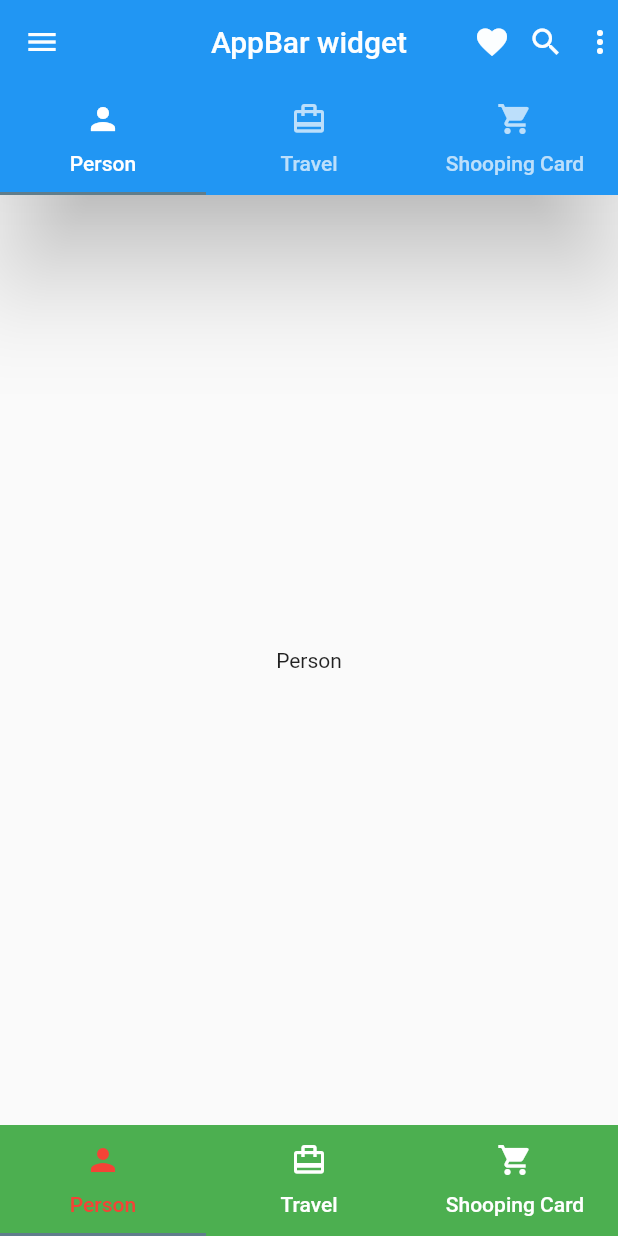
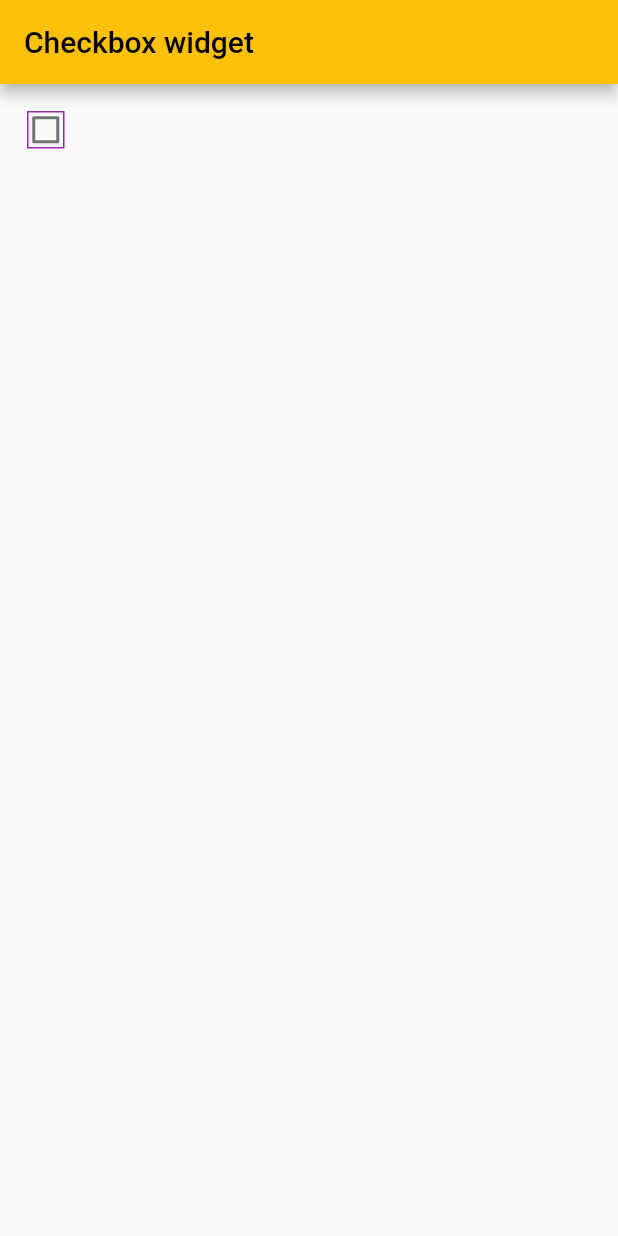
Before and after one commit to rafisgithub/flutter, a Flutter app: the screen it shows after launch, on a phone screen of 412 x 824 dp. Run offline on Flutter 3.47's test engine with Material 2 defaults, Android fonts, the phone set to English and light mode, and no system bars.

Commit message:
CheckBox

```diff
--- a/lib/main.dart
+++ b/lib/main.dart
@@ -1,113 +1,56 @@
+import 'package:flutter/foundation.dart';
 import 'package:flutter/material.dart';
 
 void main(){
-  runApp(MyApp());
+  runApp(MaterialApp(
+    title: 'flutter Basics',
+    theme: ThemeData(
+      primarySwatch: Colors.amber,
+    ),
+    home: Scaffold(
+      appBar: AppBar(
+        title: Text("Checkbox widget"),
+      ),
+      body: MyApp(),
+    ),
+  ));
 }
 class MyApp extends StatefulWidget {
-  const MyApp({super.key});
+
 
   @override
   State<MyApp> createState() => _MyAppState();
 }
 
-class _MyAppState extends State<MyApp> with SingleTickerProviderStateMixin {
-//  late TabController _tabController;
-  @override
-  void initState() {
-    // _tabController = TabController(length: 3, vsync: this);
-    super.initState();
-  }
+class _MyAppState extends State<MyApp> {
+  // const MyApp({super.key});
+  bool _cValue = false;
+
   @override
   Widget build(BuildContext context) {
-    return MaterialApp(
-      debugShowCheckedModeBanner: false,
-      title: 'flutter Basics',
-      theme: ThemeData(
-        primarySwatch: Colors.blueGrey,
-      ),
-      home: DefaultTabController(
-        length: 3,
-        child: Scaffold(
-          appBar: AppBar(
-            backgroundColor: Colors.blue,
-            title: Text('AppBar widget'),
-            centerTitle: true,
-            elevation: 30.0,
-            shadowColor: Colors.black,
-            toolbarOpacity: 0.9,
-            // toolbarHeight: 100,
-            // shape: RoundedRectangleBorder(borderRadius: BorderRadius.circular(10)),
-          leading: Icon(Icons.menu),
-          actions: [
-            Icon(Icons.favorite),
-            IconButton(
-              onPressed: (){
-                print("search");
-              },
-              icon: Icon(Icons.search),
-            ),
-            Icon(Icons.more_vert),
-          ],
-          bottom: TabBar(
-            // controller: _tabController,
-            tabs: const [
-              Tab(
-                icon: Icon(Icons.person),
-                text: 'Person',
-              ),
-              Tab(
-                icon: Icon(Icons.card_travel),
-                text: 'Travel',
-              ),
-              Tab(
-                icon: Icon(Icons.shopping_cart),
-                text: 'Shooping Card',
-              ),
+    return Padding(
+      padding: const EdgeInsets.all(18.0),
+      child: Container(
+        height: 25,
+        width: 25,
+        decoration: BoxDecoration(
+          border: Border.all(color: Colors.purple)
+        ),
+        child: Transform.scale(
+          scale: 1,
+          child: Checkbox(
+          value: _cValue,
+          onChanged: (status){
+            print(status);
+            setState(() {
+              _cValue = status!;
+            });
 
-            ],
+          },
+          activeColor: Colors.green,
+          checkColor: Colors.red,
+          // tristate: true,
           ),
-          ),
-
-
-          body: TabBarView(
-            // controller: _tabController,
-            children: [
-              Container(
-                child: Center(child: Text("Person")),
-              ),
-              Container(
-                child: Center(child: Text("Travel")),
-              ),
-              Container(
-                child: Center(child: Text("Shopping")),
-              ),
-            ],
-            ),
-
-
-            bottomNavigationBar: Material(
-              color: Colors.green,
-              child: TabBar(
-
-                // controller: _tabController,
-                labelColor: Colors.red,
-                unselectedLabelColor:Colors.white,
-                tabs: [
-                  Tab(
-                  icon: Icon(Icons.person),
-                  text: 'Person',
-                ),
-                Tab(
-                  icon: Icon(Icons.card_travel),
-                  text: 'Travel',
-                ),
-                Tab(
-                  icon: Icon(Icons.shopping_cart),
-                  text: 'Shooping Card',
-                ),
-                ],
-              ),
-            ),
         ),
       ),
     );
```
